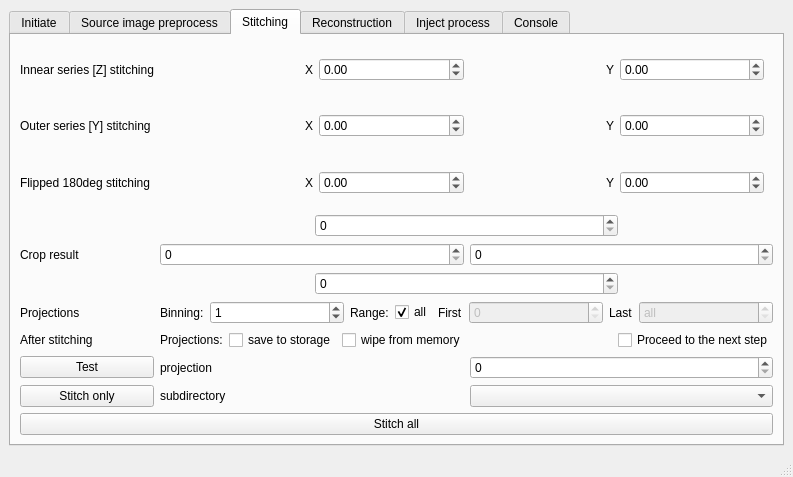
AustralianSynchrotron/imblproc, file share/imblproc/imbl-ui.ui: the form before one commit.
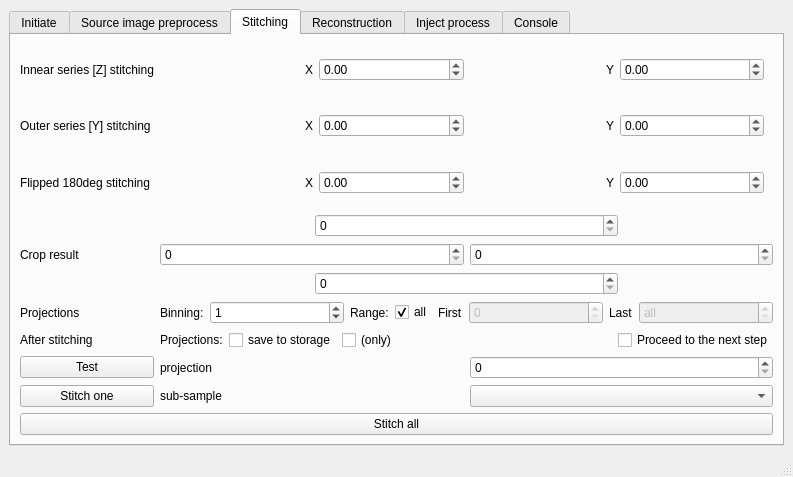
The form after the commit. The open tabs and pages were chosen to show the change. Icons and pictures are not drawn.

The edit to the form file:
```diff
--- a/share/imblproc/imbl-ui.ui
+++ b/share/imblproc/imbl-ui.ui
@@ -947,7 +947,7 @@
           <item>
            <widget class="QCheckBox" name="wipeStitched">
             <property name="text">
-             <string>wipe from memory</string>
+             <string>(only)</string>
             </property>
             <property name="saveInConfig" stdset="0">
              <number>0</number>
@@ -1086,14 +1086,14 @@
         <item row="9" column="1">
          <widget class="QLabel" name="testSubDirLabel">
           <property name="text">
-           <string>subdirectory</string>
+           <string>sub-sample</string>
           </property>
          </widget>
         </item>
         <item row="9" column="0">
          <widget class="QPushButton" name="procThis">
           <property name="text">
-           <string>Stitch only</string>
+           <string>Stitch one</string>
           </property>
          </widget>
         </item>
```
Left out of the diff: 237 changed lines with no effect on the pictures.
